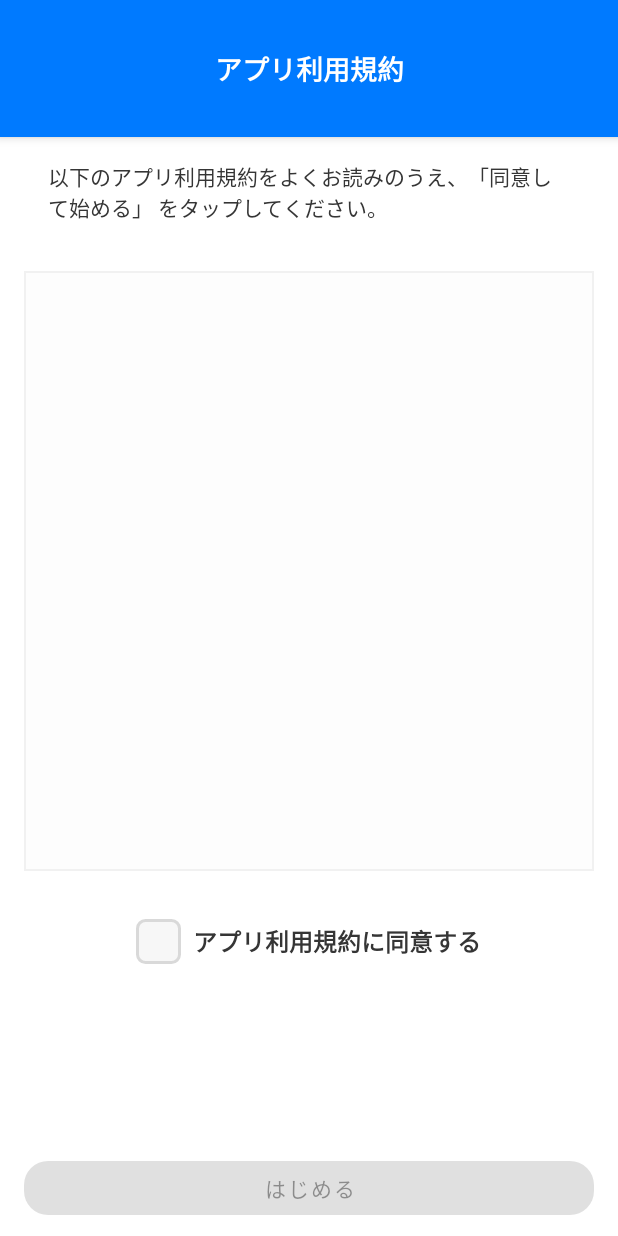
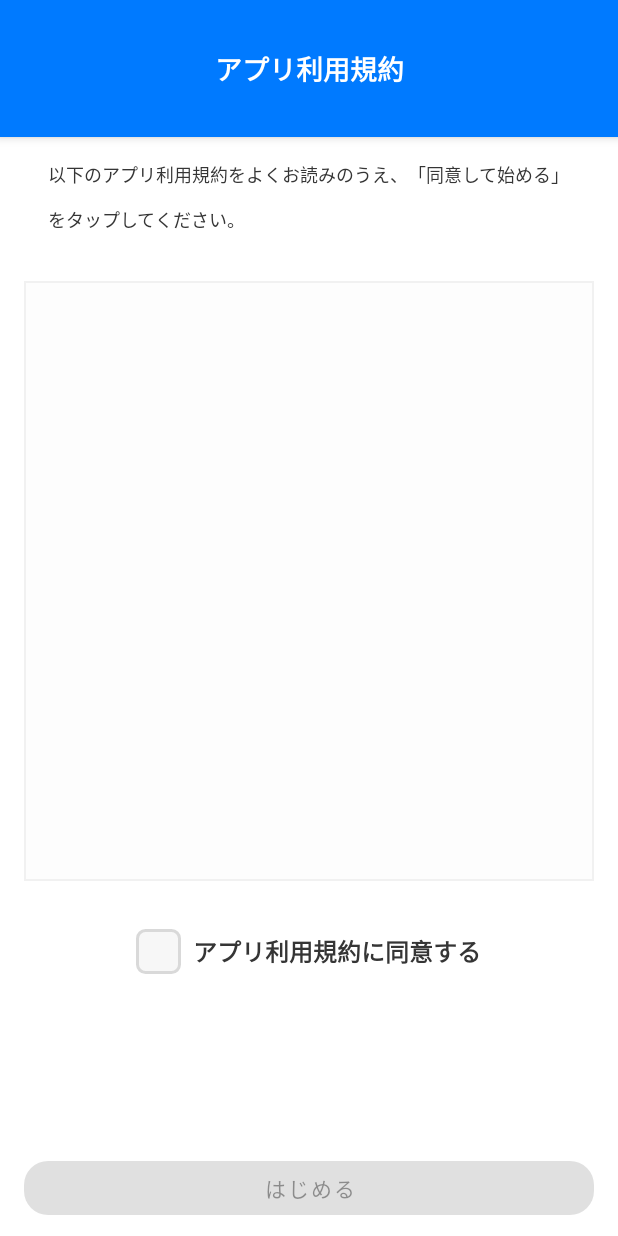
Before and after one commit to NamS135176/vpreca, an Android app: the layout term_of_use_fragment.xml on its own in the app's theme, with its tools: preview values and no code run, on a phone screen of 412 x 824 dp. Run offline under Robolectric (Android 15) with nearby library versions, the phone set to English and light mode, and no system bars.

Commit message:
fix line spacing

```diff
--- a/app/src/main/res/layout/policy_item.xml
+++ b/app/src/main/res/layout/policy_item.xml
@@ -2,6 +2,7 @@
 xmlns:android="http://schemas.android.com/apk/res/android"
 android:layout_width="match_parent"
 android:layout_height="wrap_content"
+    android:paddingVertical="18px"
 android:orientation="horizontal">
 <androidx.appcompat.widget.AppCompatTextView
     android:layout_width="wrap_content"
--- a/app/src/main/res/layout/term_of_use_fragment.xml
+++ b/app/src/main/res/layout/term_of_use_fragment.xml
@@ -46,6 +46,8 @@
             android:layout_height="wrap_content"
             android:text="@string/des_term_of_use"
             android:paddingHorizontal="32dp"
+            android:textSize="12sp"
+            android:lineSpacingExtra="18px"
             />
     </LinearLayout>
     <androidx.recyclerview.widget.RecyclerView
```
